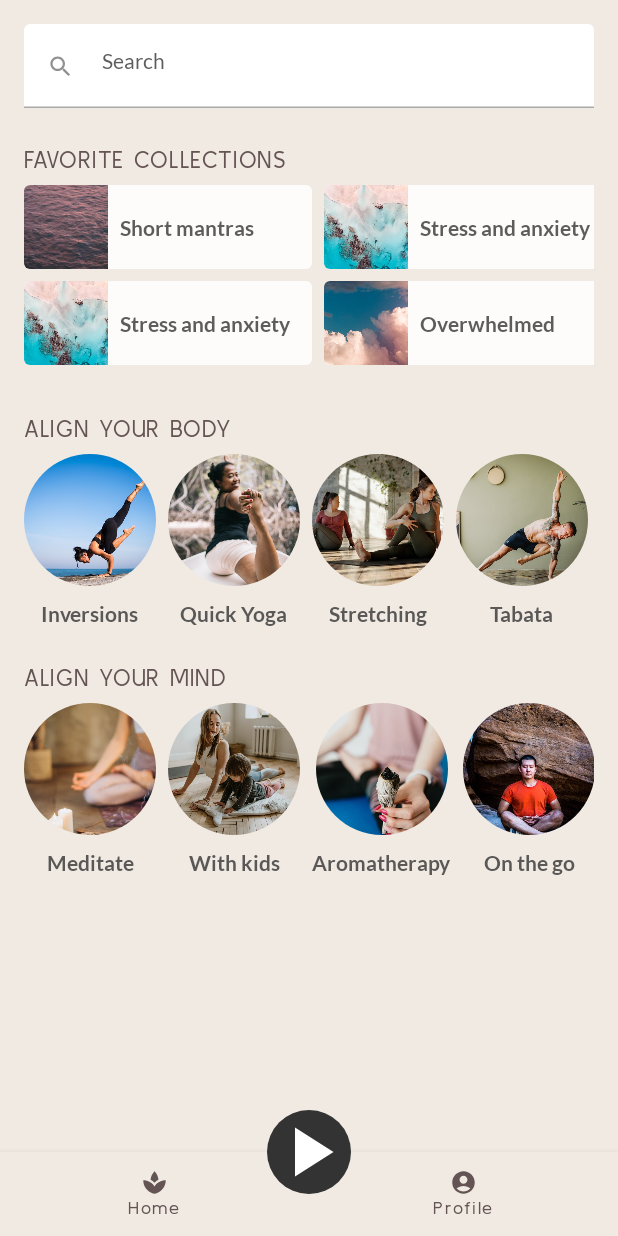
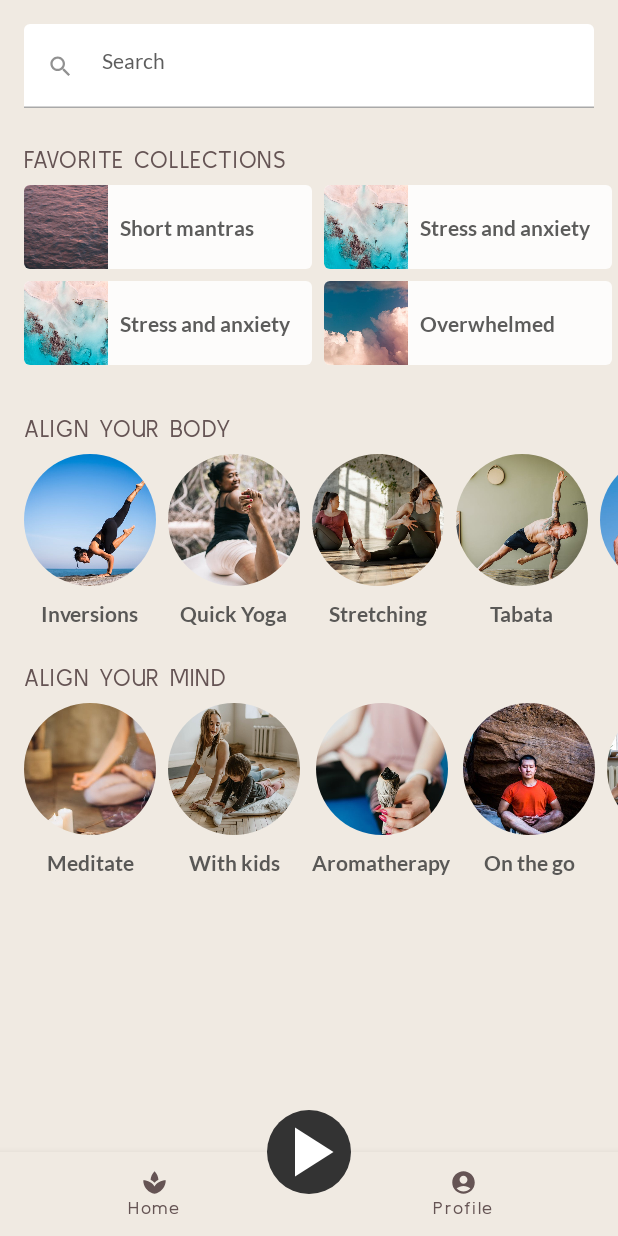
Before and after one commit to RobinLeflond/android-dev-challenge-compose-week-3-EMEA, an Android app built with Jetpack Compose: the Home screen opened through its navigation route, on a phone screen of 412 x 824 dp. Run offline under Robolectric (Android 15) with nearby library versions, the phone set to English and light mode, and no system bars.

Commit message:
Small Optimizations

```diff
--- a/app/src/main/java/com/example/androiddevchallenge/ui/Home.kt
+++ b/app/src/main/java/com/example/androiddevchallenge/ui/Home.kt
@@ -21,7 +21,6 @@ import androidx.compose.foundation.layout.Arrangement
 import androidx.compose.foundation.layout.Box
 import androidx.compose.foundation.layout.Column
 import androidx.compose.foundation.layout.Spacer
-import androidx.compose.foundation.layout.fillMaxHeight
 import androidx.compose.foundation.layout.fillMaxSize
 import androidx.compose.foundation.layout.fillMaxWidth
 import androidx.compose.foundation.layout.height
@@ -156,9 +155,8 @@ fun Home() {
             ) {
                 Column(
                     modifier = Modifier
-                        .fillMaxWidth()
-                        .fillMaxHeight()
-                        .padding(start = 16.dp, end = 16.dp),
+                        .fillMaxSize()
+                        .verticalScroll(rememberScrollState()),
                 ) {
                     TextField(
                         "",
@@ -179,7 +177,7 @@ fun Home() {
                         },
                         modifier = Modifier
                             .fillMaxWidth()
-                            .padding(top = 16.dp),
+                            .padding(top = 16.dp, start = 16.dp, end = 16.dp),
                         colors = TextFieldDefaults.textFieldColors(
                             backgroundColor = MaterialTheme.colors.onPrimary,
                             cursorColor = MaterialTheme.colors.onSurface
@@ -187,15 +185,19 @@ fun Home() {
 
                     )
 
-                    Column(modifier = Modifier.verticalScroll(rememberScrollState())) {
                     Text(
                         "FAVORITE COLLECTIONS",
                         style = MaterialTheme.typography.h2,
                         color = MaterialTheme.colors.onBackground,
-                            modifier = Modifier.paddingFromBaseline(top = 40.dp),
+                        modifier = Modifier
+                            .paddingFromBaseline(top = 40.dp)
+                            .padding(start = 16.dp),
                     )
 
                     LazyRow(modifier = Modifier) {
+                        item {
+                            Spacer(modifier = Modifier.size(16.dp))
+                        }
                         items(favoriteCollections.size) {
                             if (it < 3)
                                 Column {
@@ -209,20 +211,31 @@ fun Home() {
                                 }
                             Spacer(modifier = Modifier.size(8.dp))
                         }
+                        item {
+                            Spacer(modifier = Modifier.size(16.dp))
+                        }
                     }
 
                     Text(
                         "ALIGN YOUR BODY",
                         style = MaterialTheme.typography.h2,
                         color = MaterialTheme.colors.onBackground,
-                            modifier = Modifier.paddingFromBaseline(top = 40.dp),
+                        modifier = Modifier
+                            .paddingFromBaseline(top = 40.dp)
+                            .padding(start = 16.dp),
                     )
                     Spacer(modifier = Modifier.size(8.dp))
 
                     LazyRow(modifier = Modifier) {
+                        item {
+                            Spacer(modifier = Modifier.size(16.dp))
+                        }
                         items(alignYourBody) { item ->
                             YogaElement(item.title, item.image)
                             Spacer(modifier = Modifier.size(8.dp))
+                        }
+                        item {
+                            Spacer(modifier = Modifier.size(16.dp))
                         }
                     }
 
@@ -230,15 +243,22 @@ fun Home() {
                         "ALIGN YOUR MIND",
                         style = MaterialTheme.typography.h2,
                         color = MaterialTheme.colors.onBackground,
-                            modifier = Modifier.paddingFromBaseline(top = 40.dp),
+                        modifier = Modifier
+                            .paddingFromBaseline(top = 40.dp)
+                            .padding(start = 16.dp),
                     )
                     Spacer(modifier = Modifier.size(8.dp))
 
                     LazyRow(modifier = Modifier) {
+                        item {
+                            Spacer(modifier = Modifier.size(16.dp))
+                        }
                         items(alignYourMind) { item ->
                             YogaElement(item.title, item.image)
                             Spacer(modifier = Modifier.size(8.dp))
                         }
+                        item {
+                            Spacer(modifier = Modifier.size(16.dp))
                         }
                     }
                 }
@@ -258,11 +278,10 @@ fun Home() {
                     color = MaterialTheme.colors.primary,
                 ) {
                     Image(
-                        modifier = Modifier.size(12.dp),
+                        modifier = Modifier.size(24.dp),
                         imageVector = Icons.Filled.PlayArrow,
                         contentDescription = null,
-                        colorFilter = ColorFilter.tint(MaterialTheme.colors.onPrimary)
-
+                        colorFilter = ColorFilter.tint(MaterialTheme.colors.onPrimary),
                     )
                 }
             }
```
Lines whose indentation alone changed are shown as unchanged.
